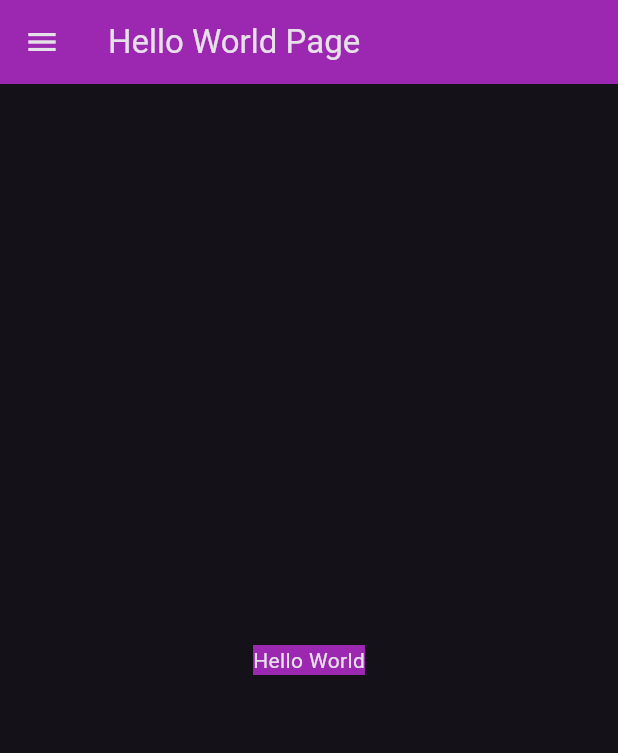
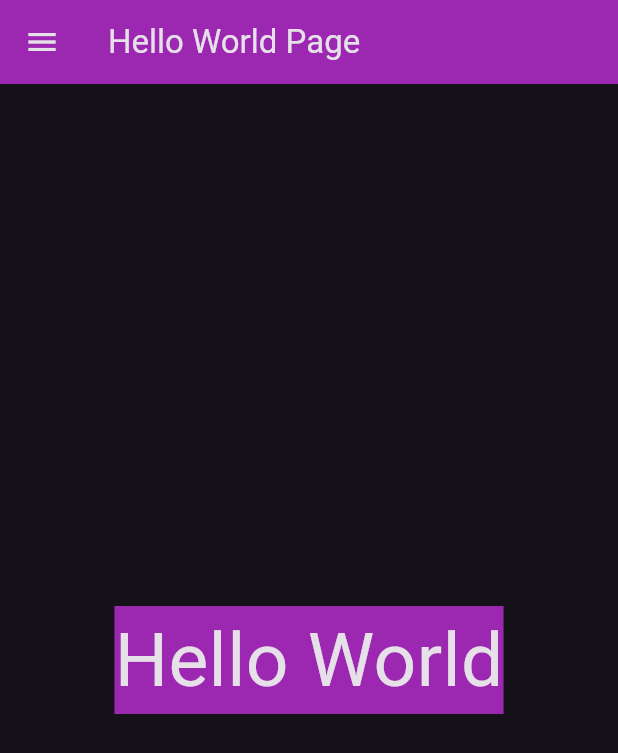
Before and after one commit to agustinventura/flutter_for_all_2023, a Flutter app: the screen it shows after launch, on a phone screen of 412 x 824 dp. Shown: the top 753 px of the screen. Run offline on Flutter 3.47's test engine with Material 3 defaults, Android fonts, the phone set to English and light mode, and no system bars.

Commit message:
Increases font size

```diff
--- a/lib/ui/home_page.dart
+++ b/lib/ui/home_page.dart
@@ -28,6 +28,7 @@ class HelloWorldContent extends StatelessWidget {
           child: const Text(
                 'Hello World',
                 textDirection: TextDirection.ltr,
+            style: TextStyle(fontSize: 50),
               ),
         ));
   }
```
